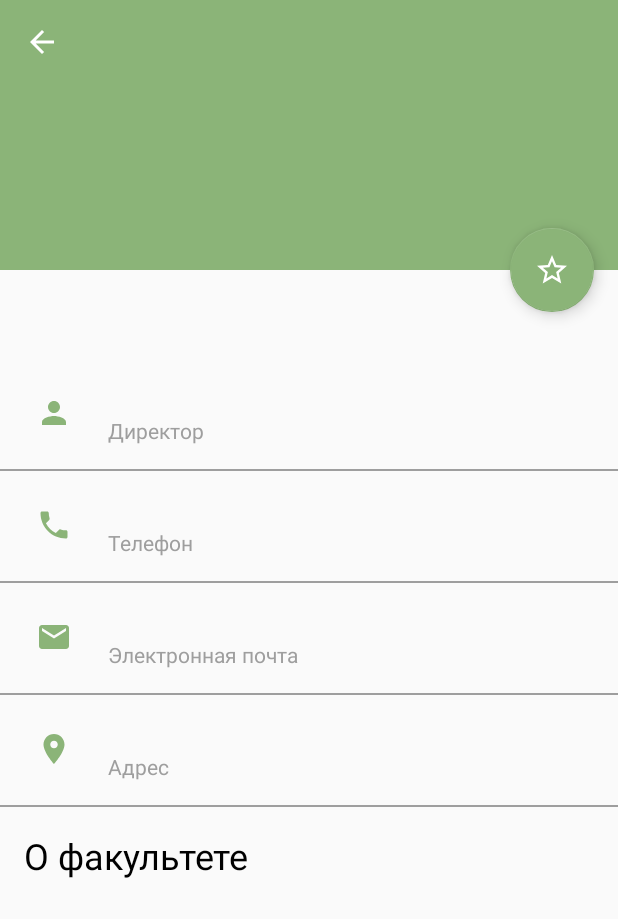
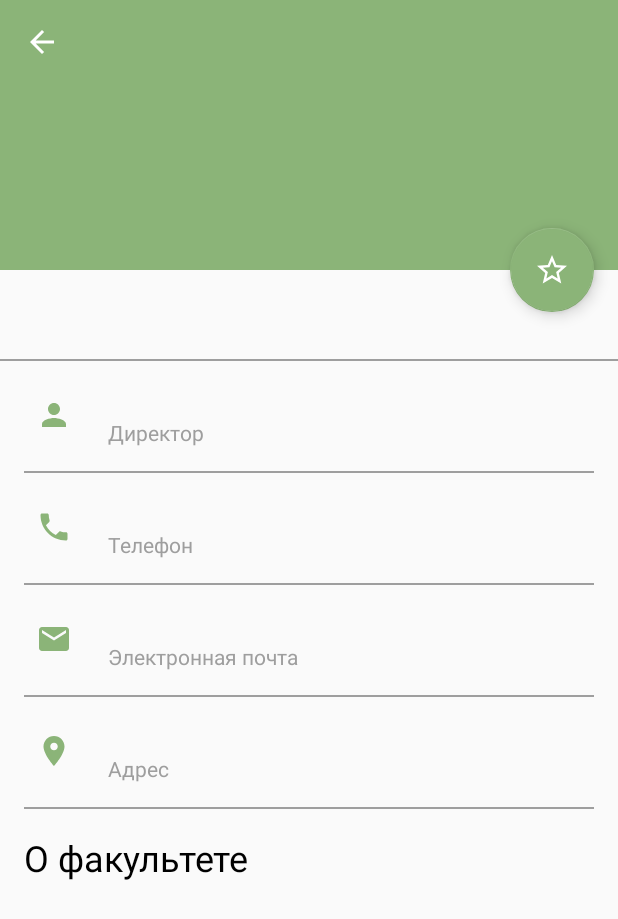
Before and after one commit to Alekseych4/Vyzi2.0, an Android app: the InstitutePage screen opened directly, with no data from a screen before it, on a phone screen of 412 x 824 dp. Shown: the top 919 px of the screen. Run offline under Robolectric (Android 15) with nearby library versions, the phone set to English and light mode, and no system bars; 17 statements that could not run were skipped.

Commit message:
added a few indents

```diff
--- a/app/src/main/res/layout/content_institute_page.xml
+++ b/app/src/main/res/layout/content_institute_page.xml
@@ -16,6 +16,11 @@
             <TextView
                 android:id="@+id/inst_name"
                 style="@style/institute_name"/>
+            <View
+                android:layout_width="match_parent"
+                android:layout_height="1dp"
+                android:background="@color/noteGrey"/>
+
             <LinearLayout
                 android:layout_width="match_parent"
                 android:layout_height="wrap_content"
@@ -54,6 +59,8 @@
             <View
                 android:layout_width="fill_parent"
                 android:layout_height="1dp"
+                android:layout_marginRight="16dp"
+                android:layout_marginLeft="16dp"
                 android:background="@color/noteGrey" />
 
             <LinearLayout
@@ -93,6 +100,8 @@
             <View
                 android:layout_width="fill_parent"
                 android:layout_height="1dp"
+                android:layout_marginRight="16dp"
+                android:layout_marginLeft="16dp"
                 android:background="@color/noteGrey" />
 
             <LinearLayout
@@ -132,6 +141,8 @@
             <View
                 android:layout_width="fill_parent"
                 android:layout_height="1dp"
+                android:layout_marginRight="16dp"
+                android:layout_marginLeft="16dp"
                 android:background="@color/noteGrey" />
 
             <LinearLayout
@@ -171,6 +182,8 @@
             <View
                 android:layout_width="fill_parent"
                 android:layout_height="1dp"
+                android:layout_marginRight="16dp"
+                android:layout_marginLeft="16dp"
                 android:background="@color/noteGrey" />
             <TextView
                 android:layout_width="wrap_content"
```
Also changed, not shown: app/src/main/res/layout/content_university_main.xml (+9 -1 lines).
